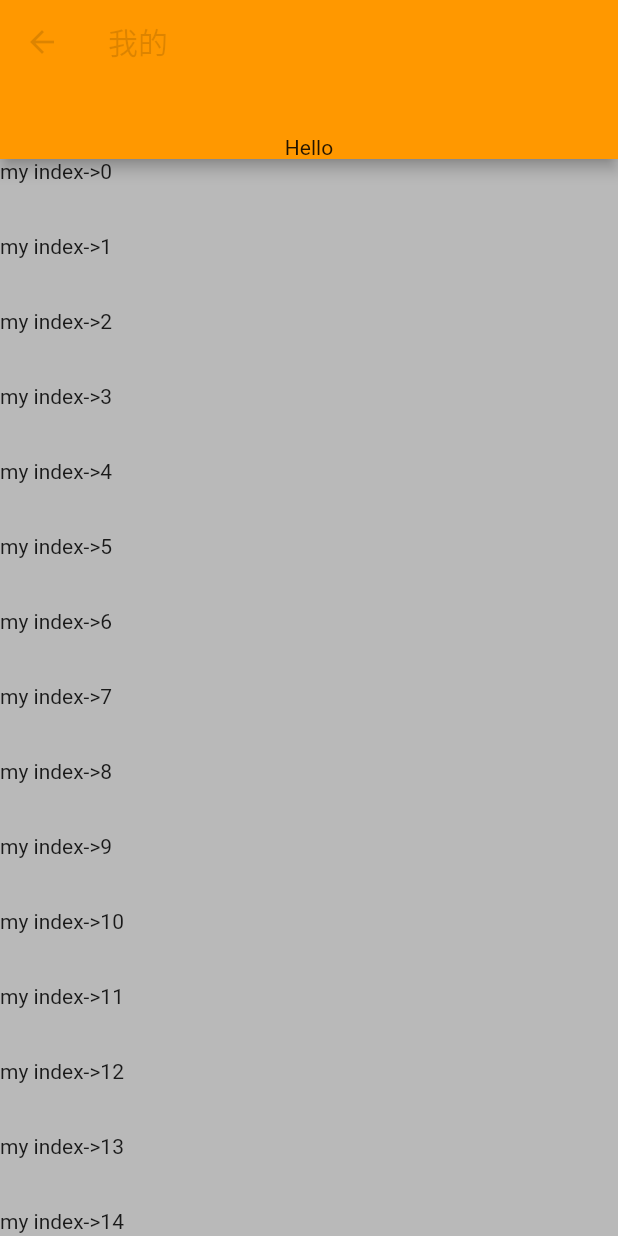
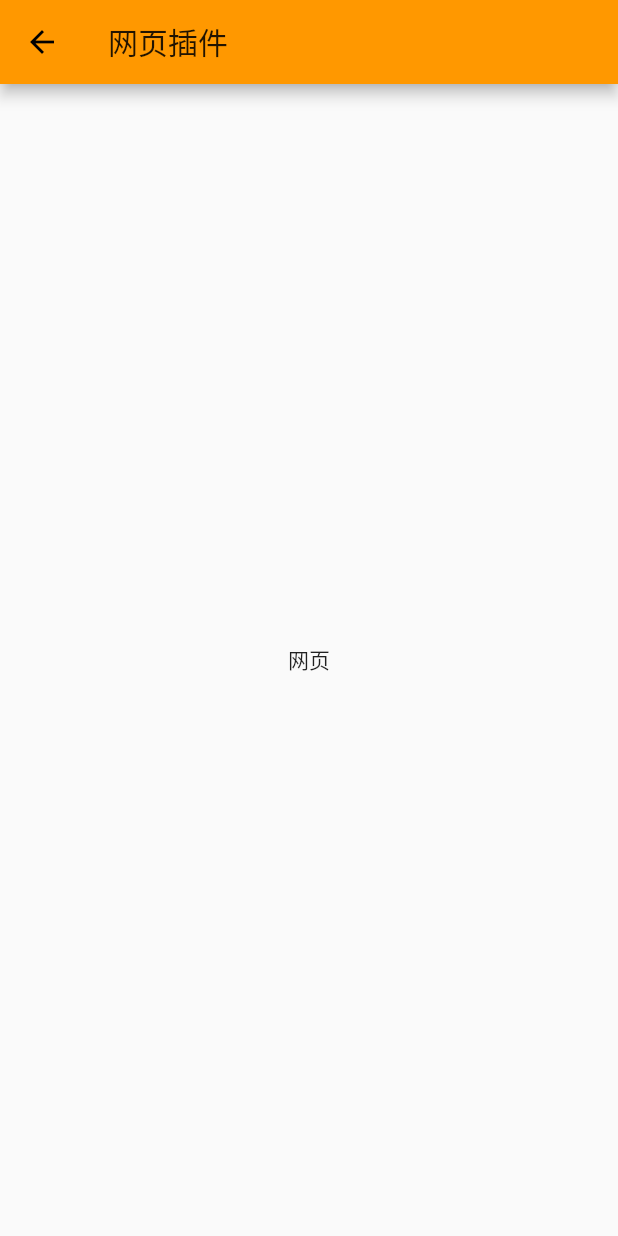
Before and after one commit to Sum-sdl/FlutterSimpleDemo, a Flutter app: the SelfView screen opened directly, on a phone screen of 412 x 824 dp. Run offline on Flutter 3.47's test engine with Material 2 defaults, Android fonts, the light colour scheme and no system bars; our stand-ins replace cached_network_image, convert, dio, image_picker, shared_preferences, synchronized and 1 more; missing offline and left inert: flutter_webview_plugin; accounts and stored records are empty.

Commit message:
update ui demo

```diff
--- a/flutter_rent/lib/ui/HomePage.dart
+++ b/flutter_rent/lib/ui/HomePage.dart
@@ -210,15 +210,15 @@ class _HomePageState extends State<HomeView> {
         children: <Widget>[
           SizedBox(
             width: 200.0,
-            height: 130.0,
+            height: 122.0,
             child: getImage(data.list_img),
           ),
           Padding(
-            padding: const EdgeInsets.only(top: 8.0, bottom: 7.0),
+            padding: const EdgeInsets.only(top: 6.0, bottom: 6.0),
             child: Text(data.hot_name),
           ),
           Padding(
-            padding: const EdgeInsets.only(bottom: 10.0),
+            padding: const EdgeInsets.only(bottom: 3.0),
             child: Text(
               '${data.price} 元/月',
               style: TextStyle(color: Theme.of(context).accentColor),
--- a/flutter_rent/lib/ui/HomeSelfPage.dart
+++ b/flutter_rent/lib/ui/HomeSelfPage.dart
@@ -1,32 +1,22 @@
 import 'package:flutter/material.dart';
 
+
 class SelfView extends StatelessWidget {
-
   const SelfView();
 
   @override
   Widget build(BuildContext context) {
-    return buildScaffold();
+    return Scaffold(
+        appBar: new AppBar(
+          title: new Text("网页插件"),
+        ),
+        body: new Container(
+            color: Colors.transparent,
+            alignment: Alignment.center,
+            child: FlatButton(onPressed: () {
+
+            }, child: Text("网页"))));
   }
 
-  Scaffold buildScaffold() {
-    return Scaffold(
-        appBar: new AppBar(
-          title: new Text("我的"),
-          toolbarOpacity: 0.4,
-          bottom: PreferredSize(child: Text("Hello"), preferredSize: Size(100.0, 50.0)),
-        ),
-        body: new Container(
-            color: Colors.black26,
-            alignment: Alignment.center,
-            child: new ListView.builder(
-                itemCount: 20,
-                itemBuilder: (c, i) {
-//                  print("ListView item new $i");
-                  return SizedBox(
-                    height: 50.0,
-                    child: new Text("my index->$i"),
-                  );
-                })));
-  }
+
 }
--- a/flutter_rent/pubspec.yaml
+++ b/flutter_rent/pubspec.yaml
@@ -24,7 +24,7 @@ dependencies:
   transparent_image: ^0.1.0
   shared_preferences: "^0.4.2"
   flutter_webview_plugin: "^0.2.1"
-  image_picker: " ^0.4.10"
+  image_picker: "^0.4.10"
 
 #dev_dependencies:
 #  flutter_test:
```
Also changed, not shown: flutter_rent/lib/ui/HomeMsgPage.dart (+39 -2 lines), 2 other files.
